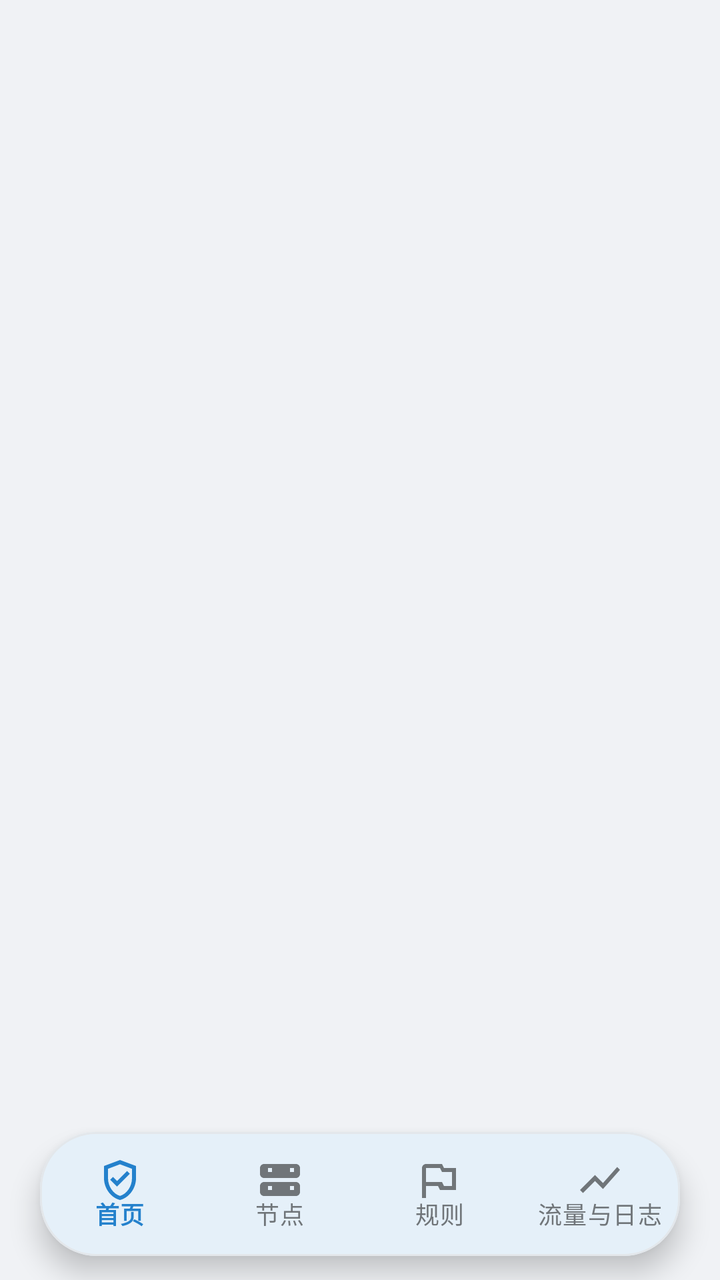
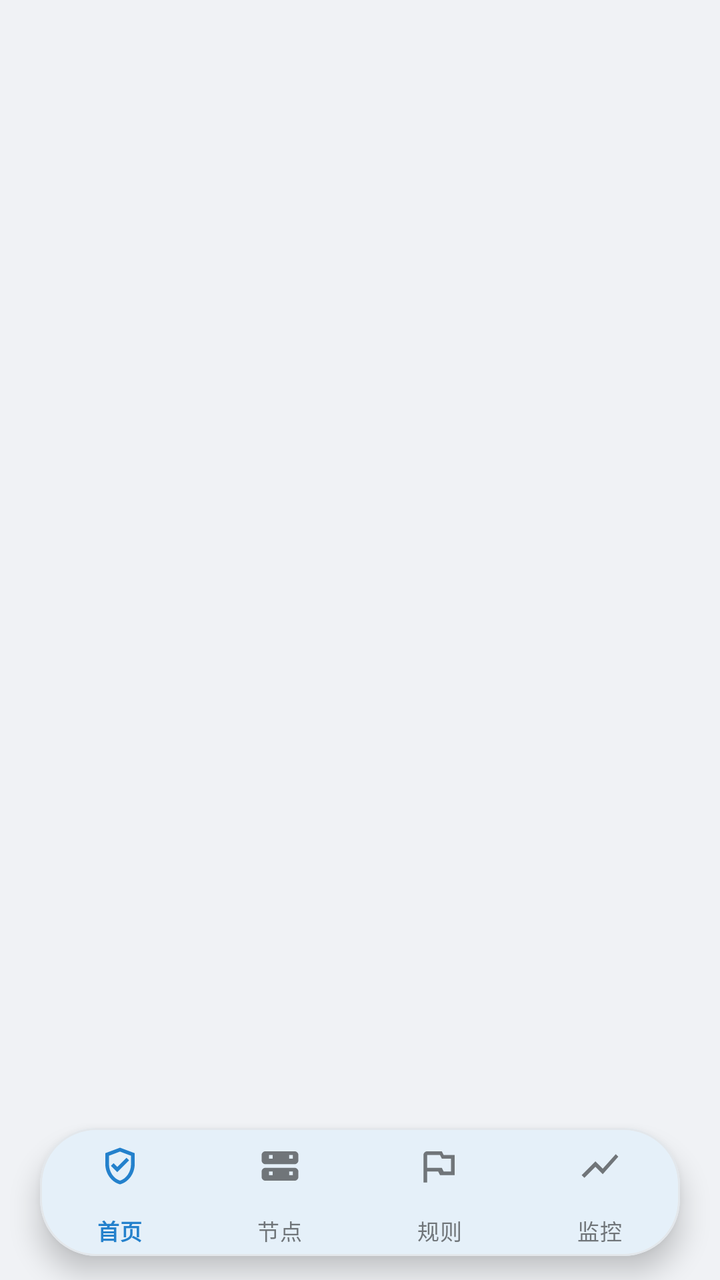

Compare the two renders of this Android layout. The source of the first and the diff that turns it into the second are given below.
<!-- AndroidManifest.xml: application theme Theme.Mirage -->
<!-- res/layout/activity_main.xml -->
<?xml version="1.0" encoding="utf-8"?>
<androidx.coordinatorlayout.widget.CoordinatorLayout xmlns:android="http://schemas.android.com/apk/res/android"
    xmlns:app="http://schemas.android.com/apk/res-auto"
    android:id="@+id/rootContainer"
    android:layout_width="match_parent"
    android:layout_height="match_parent"
    android:background="@color/meow_canvas">

    <androidx.viewpager2.widget.ViewPager2
        android:id="@+id/viewPager"
        android:layout_width="match_parent"
        android:layout_height="match_parent" />

    
    <com.google.android.material.card.MaterialCardView
        android:id="@+id/cardFloatingNav"
        android:layout_width="match_parent"
        android:layout_height="wrap_content"
        android:layout_gravity="bottom"
        android:layout_marginHorizontal="20dp"
        android:layout_marginBottom="12dp"
        app:cardBackgroundColor="@color/meow_card"
        app:cardCornerRadius="28dp"
        app:cardElevation="8dp"
        app:strokeColor="@color/meow_outline"
        app:strokeWidth="1dp">

        <com.google.android.material.bottomnavigation.BottomNavigationView
            android:id="@+id/bottomNav"
            android:layout_width="match_parent"
            android:layout_height="62dp"
            android:background="@android:color/transparent"
            app:elevation="0dp"
            app:itemActiveIndicatorStyle="@style/MirageNavIndicator"
            app:itemIconTint="@color/nav_item_tint"
            app:itemTextColor="@color/nav_item_tint"
            app:menu="@menu/bottom_nav"
            app:labelVisibilityMode="labeled" />
    </com.google.android.material.card.MaterialCardView>
</androidx.coordinatorlayout.widget.CoordinatorLayout>
<!-- resources referenced by this layout -->
<resources>
  <color name="meow_canvas">#F0F2F5</color>
  <color name="meow_card">#FFFFFF</color>
  <color name="meow_outline">#E3E7EB</color>
  <style name="MirageNavIndicator" parent="Widget.Material3.BottomNavigationView.ActiveIndicator">
          <item name="android:color">@color/meow_accent_tint</item>
          <item name="shapeAppearance">@style/ShapeAppearance.Material3.Corner.Full</item>
      </style>
  <style name="Theme.Mirage" parent="Theme.Material3.DayNight.NoActionBar">
          <item name="colorPrimary">@color/meow_blue</item>
          <item name="colorOnPrimary">#FFFFFF</item>
          <item name="colorSecondary">@color/meow_download</item>
          <item name="android:colorBackground">@color/meow_canvas</item>
          <item name="colorSurface">@color/meow_card</item>
          <item name="android:windowBackground">@color/meow_canvas</item>
          <item name="android:textColor">@color/meow_ink</item>
          
          
          <item name="android:statusBarColor">@android:color/transparent</item>
          <item name="android:navigationBarColor">@android:color/transparent</item>
          <item name="android:windowLightStatusBar">true</item>
          <item name="android:windowLightNavigationBar">true</item>
  
          
          <item name="materialCardViewStyle">@style/MirageCard</item>
  
          
          <item name="materialButtonStyle">@style/MirageButton</item>
          <item name="android:buttonStyle">@style/MirageButton</item>
  
          
          <item name="android:editTextStyle">@style/MirageEditText</item>
      </style>
  <color name="meow_accent_tint">#E8F2FA</color>
  <color name="meow_blue">#2481CC</color>
  <color name="meow_download">#2AA3EF</color>
  <color name="meow_ink">#17212B</color>
  <style name="MirageCard" parent="Widget.MaterialComponents.CardView">
          <item name="cardCornerRadius">14dp</item>
          <item name="cardElevation">0dp</item>
          <item name="strokeColor">@color/meow_outline</item>
          <item name="strokeWidth">1dp</item>
          <item name="cardBackgroundColor">@color/meow_card</item>
      </style>
  <style name="MirageButton" parent="Widget.Material3.Button">
          <item name="cornerRadius">24dp</item>
          <item name="android:textColor">#FFFFFF</item>
          <item name="backgroundTint">@color/meow_blue</item>
          <item name="elevation">0dp</item>
          <item name="android:fontFamily">sans-serif-medium</item>
      </style>
  <style name="MirageEditText" parent="Widget.AppCompat.EditText">
          <item name="android:background">@drawable/bg_telegram_pill</item>
          <item name="android:paddingHorizontal">14dp</item>
          <item name="android:paddingVertical">10dp</item>
          <item name="android:textColor">@color/meow_ink</item>
          <item name="android:textColorHint">@color/meow_ink_secondary</item>
          <item name="android:textSize">14sp</item>
      </style>
  <!-- drawable bg_telegram_pill (drawable) -->
  <?xml version="1.0" encoding="utf-8"?>
  <shape xmlns:android="http://schemas.android.com/apk/res/android"
      android:shape="rectangle">
      <solid android:color="#F0F4F8" />
      <corners android:radius="16dp" />
      <stroke
          android:width="1dp"
          android:color="#E2E8F0" />
  </shape>
  <color name="meow_ink_secondary">#707579</color>
</resources>

<!-- the commit's change to res/layout/activity_main.xml (unified diff, before → after) -->
@@ -28,12 +28,17 @@
         <com.google.android.material.bottomnavigation.BottomNavigationView
             android:id="@+id/bottomNav"
             android:layout_width="match_parent"
-            android:layout_height="62dp"
+            android:layout_height="64dp"
             android:background="@android:color/transparent"
             app:elevation="0dp"
+            app:itemIconSize="22dp"
+            app:itemPaddingTop="8dp"
+            app:itemPaddingBottom="8dp"
             app:itemActiveIndicatorStyle="@style/MirageNavIndicator"
             app:itemIconTint="@color/nav_item_tint"
             app:itemTextColor="@color/nav_item_tint"
+            app:itemTextAppearanceActive="@style/MirageNavTextAppearance"
+            app:itemTextAppearanceInactive="@style/MirageNavTextAppearance"
             app:menu="@menu/bottom_nav"
             app:labelVisibilityMode="labeled" />
     </com.google.android.material.card.MaterialCardView>
<!-- resource entries referenced after the edit -->
@@ -5,7 +5,14 @@
   <color name="meow_outline">#E3E7EB</color>
   <style name="MirageNavIndicator" parent="Widget.Material3.BottomNavigationView.ActiveIndicator">
           <item name="android:color">@color/meow_accent_tint</item>
+          <item name="android:width">48dp</item>
+          <item name="android:height">28dp</item>
           <item name="shapeAppearance">@style/ShapeAppearance.Material3.Corner.Full</item>
+      </style>
+  <style name="MirageNavTextAppearance" parent="TextAppearance.Material3.LabelSmall">
+          <item name="android:textSize">11sp</item>
+          <item name="android:fontFamily">sans-serif-medium</item>
+          <item name="android:includeFontPadding">false</item>
       </style>
   <style name="Theme.Mirage" parent="Theme.Material3.DayNight.NoActionBar">
           <item name="colorPrimary">@color/meow_blue</item>
